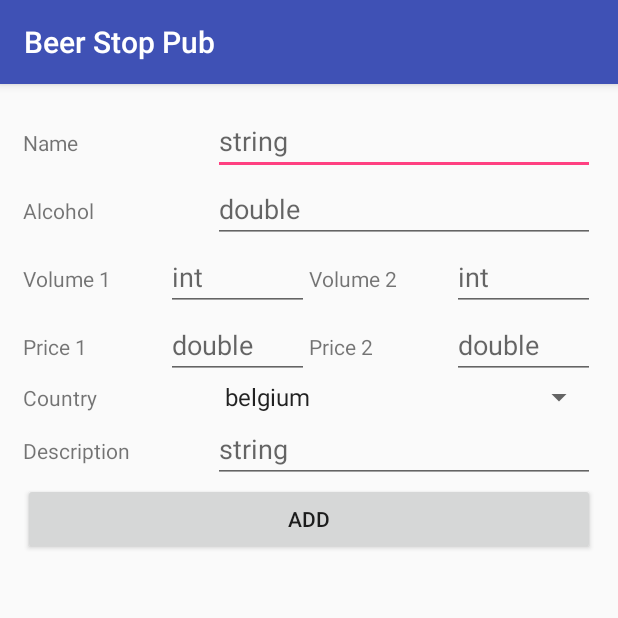
After one commit to labaks/firebase, an Android app: the AddItem screen opened directly, with no data from a screen before it, on a phone screen of 412 x 824 dp, the top half of it. The commit adds this screen. Run offline under Robolectric (Android 15) with nearby library versions, the phone set to English and light mode, and no system bars.

Commit message:
Start to add "add item" page

```diff
--- a/app/build.gradle
+++ b/app/build.gradle
@@ -27,8 +27,10 @@ dependencies {
     compile 'com.android.support:appcompat-v7:25.3.1'
     compile 'com.firebaseui:firebase-ui:0.6.2'
     compile 'com.squareup.picasso:picasso:2.5.2'
+    compile 'com.android.support.constraint:constraint-layout:+'
     testCompile 'junit:junit:4.12'
 }
 
 
+
 apply plugin: 'com.google.gms.google-services'
--- a/app/src/main/AndroidManifest.xml
+++ b/app/src/main/AndroidManifest.xml
@@ -10,7 +10,7 @@
         android:label="@string/app_name"
         android:supportsRtl="true"
         android:theme="@style/AppTheme">
-        <activity android:name="labaks.beerStopPub.MainActivity">
+        <activity android:name=".MainActivity">
             <intent-filter>
                 <action android:name="android.intent.action.MAIN" />
 
@@ -18,8 +18,9 @@
             </intent-filter>
         </activity>
         <activity
-            android:name="labaks.beerStopPub.itemProfile"
+            android:name=".ItemProfile"
             android:theme="@style/AppTheme.NoActionBar" />
+        <activity android:name=".AddItem"></activity>
     </application>
 
 </manifest>
--- /dev/null
+++ b/app/src/main/java/labaks/beerStopPub/AddItem.java
@@ -0,0 +1,106 @@
+package labaks.beerStopPub;
+
+import android.os.Bundle;
+import android.support.v7.app.AppCompatActivity;
+import android.text.TextUtils;
+import android.view.View;
+import android.widget.ArrayAdapter;
+import android.widget.Button;
+import android.widget.EditText;
+import android.widget.Spinner;
+import android.widget.Toast;
+
+public class AddItem extends AppCompatActivity {
+
+    private EditText et_Name, et_Alcohol, et_Price1, et_Price2, et_Volume1, et_Volume2, et_Description;
+    private Spinner sp_Country;
+    private Button btn_add;
+    private String[] countries = {"belgium", "bulgaria", "czech", "england", "germany"};
+    private boolean is_et_Name, is_et_Alcohol, is_et_Price1, is_et_Price2, is_et_Volume1, is_et_Volume2, is_et_Description, is_sp_Country;
+    private String name, alcoholStr, price1Str, price2Str, volume1Str, volume2Str, description, country;
+    private int volume1, volume2;
+    private double price1, price2, alcohol;
+
+
+    @Override
+    protected void onCreate(Bundle savedInstanceState) {
+        super.onCreate(savedInstanceState);
+        setContentView(R.layout.new_item);
+        is_et_Name = is_et_Alcohol = is_et_Price1 = is_et_Price2 = is_et_Volume1 = is_et_Volume2 = is_et_Description = is_sp_Country = false;
+
+        et_Name = (EditText) findViewById(R.id.et_name);
+        et_Alcohol = (EditText) findViewById(R.id.et_alcohol);
+        et_Price1 = (EditText) findViewById(R.id.et_price_1);
+        et_Price2 = (EditText) findViewById(R.id.et_price_2);
+        et_Volume1 = (EditText) findViewById(R.id.et_volume_1);
+        et_Volume2 = (EditText) findViewById(R.id.et_volume_2);
+        et_Description = (EditText) findViewById(R.id.et_description);
+        sp_Country = (Spinner) findViewById(R.id.spinner_country);
+        btn_add = (Button) findViewById(R.id.btn_add);
+
+        ArrayAdapter<String> countriesAdapter = new ArrayAdapter<String>(this, android.R.layout.simple_spinner_item, countries);
+        countriesAdapter.setDropDownViewResource(android.R.layout.simple_spinner_dropdown_item);
+        sp_Country.setAdapter(countriesAdapter);
+        sp_Country.setPrompt("Country");
+    }
+
+
+    public void addItem(View view) {
+        name = et_Name.getText().toString();
+        alcoholStr = et_Alcohol.getText().toString();
+        price1Str = et_Price1.getText().toString();
+        price2Str = et_Price2.getText().toString();
+        volume1Str = et_Volume1.getText().toString();
+        volume2Str = et_Volume2.getText().toString();
+        description = et_Description.getText().toString();
+        country = sp_Country.getSelectedItem().toString();
+
+        is_et_Name = !(TextUtils.isEmpty(name));
+        is_et_Alcohol = !(TextUtils.isEmpty(alcoholStr));
+        is_et_Price1 = !(TextUtils.isEmpty(price1Str));
+        is_et_Price2 = !(TextUtils.isEmpty(price2Str));
+        is_et_Volume1 = !(TextUtils.isEmpty(volume1Str));
+        is_et_Volume2 = !(TextUtils.isEmpty(volume2Str));
+        is_et_Description = !(TextUtils.isEmpty(description));
+        is_sp_Country = !(TextUtils.isEmpty(country));
+
+        if (is_et_Name) {
+
+        } else {
+            et_Name.setError("Required");
+        }
+
+        if (is_et_Alcohol) {
+
+        } else {
+            et_Alcohol.setError("Required");
+        }
+
+        if (is_et_Price1) {
+            price1 = Double.parseDouble(price1Str);
+        } else {
+            et_Price1.setError("Required");
+        }
+
+        if (is_et_Volume1) {
+            volume1 = Integer.parseInt(volume1Str);
+        } else {
+            et_Volume1.setError("Required");
+        }
+
+        if (is_et_Price2 && !is_et_Volume2) {
+            et_Volume2.setError("Required if price 2 is not empty");
+        } else if (!is_et_Price2 && is_et_Volume2) {
+            et_Price2.setError("Required if volume 2 is not empty");
+        } else if (is_et_Price2) {
+            if (is_et_Volume2) {
+                price2 = Double.parseDouble(price2Str);
+                volume2 = Integer.parseInt(volume2Str);
+            }
+        }
+
+        if (is_et_Name && is_et_Alcohol && is_et_Price1 && is_et_Volume1) {
+            Toast.makeText(this, "Added successfully", Toast.LENGTH_LONG).show();
+        }
+    }
+}
--- a/app/src/main/java/labaks/beerStopPub/itemProfile.java
+++ b/app/src/main/java/labaks/beerStopPub/ItemProfile.java
@@ -18,7 +18,7 @@ import com.google.firebase.storage.FirebaseStorage;
 import com.google.firebase.storage.StorageReference;
 import com.squareup.picasso.Picasso;
 
-public class itemProfile extends AppCompatActivity {
+public class ItemProfile extends AppCompatActivity {
 
     private Toolbar toolbar;
     private Item item;
--- a/app/src/main/res/layout/activity_item_profile.xml
+++ b/app/src/main/res/layout/activity_item_profile.xml
@@ -5,7 +5,7 @@
     android:id="@+id/activity_item_profile"
     android:layout_width="match_parent"
     android:layout_height="match_parent"
-    tools:context="labaks.beerStopPub.itemProfile">
+    tools:context="labaks.beerStopPub.ItemProfile">
 
     <android.support.v7.widget.Toolbar
         android:id="@+id/toolbar"
--- /dev/null
+++ b/app/src/main/res/layout/new_item.xml
@@ -0,0 +1,169 @@
+<?xml version="1.0" encoding="utf-8"?>
+<ScrollView xmlns:android="http://schemas.android.com/apk/res/android"
+    xmlns:tools="http://schemas.android.com/tools"
+    android:layout_width="match_parent"
+    android:layout_height="match_parent"
+    tools:context="labaks.beerStopPub.AddItem">
+
+    <LinearLayout
+        android:layout_width="match_parent"
+        android:layout_height="wrap_content"
+        android:orientation="vertical"
+        android:padding="15dp">
+
+        <LinearLayout
+            android:layout_width="match_parent"
+            android:layout_height="wrap_content">
+
+            <TextView
+                android:layout_width="0dp"
+                android:layout_height="wrap_content"
+                android:layout_weight="1"
+                android:text="Name" />
+
+            <EditText
+                android:id="@+id/et_name"
+                android:layout_width="0dp"
+                android:layout_height="wrap_content"
+                android:layout_weight="2"
+                android:hint="string"
+                android:inputType="textCapWords" />
+
+        </LinearLayout>
+
+        <LinearLayout
+            android:layout_width="match_parent"
+            android:layout_height="wrap_content">
+
+            <TextView
+                android:layout_width="0dp"
+                android:layout_height="wrap_content"
+                android:layout_weight="1"
+                android:text="Alcohol" />
+
+            <EditText
+                android:id="@+id/et_alcohol"
+                android:layout_width="0dp"
+                android:layout_height="wrap_content"
+                android:layout_weight="2"
+                android:hint="double"
+                android:inputType="number" />
+
+        </LinearLayout>
+
+        <LinearLayout
+            android:layout_width="match_parent"
+            android:layout_height="wrap_content">
+
+            <TextView
+                android:layout_width="0dp"
+                android:layout_height="wrap_content"
+                android:layout_weight="1"
+                android:text="Volume 1" />
+
+            <EditText
+                android:id="@+id/et_volume_1"
+                android:layout_width="0dp"
+                android:layout_height="wrap_content"
+                android:layout_weight="1"
+                android:hint="int"
+                android:inputType="number" />
+
+            <TextView
+                android:layout_width="0dp"
+                android:layout_height="wrap_content"
+                android:layout_weight="1"
+                android:text="Volume 2" />
+
+            <EditText
+                android:id="@+id/et_volume_2"
+                android:layout_width="0dp"
+                android:layout_height="wrap_content"
+                android:layout_weight="1"
+                android:hint="int"
+                android:inputType="number" />
+
+
+        </LinearLayout>
+
+        <LinearLayout
+            android:layout_width="match_parent"
+            android:layout_height="wrap_content">
+
+            <TextView
+                android:layout_width="0dp"
+                android:layout_height="wrap_content"
+                android:layout_weight="1"
+                android:text="Price 1" />
+
+            <EditText
+                android:id="@+id/et_price_1"
+                android:layout_width="0dp"
+                android:layout_height="wrap_content"
+                android:layout_weight="1"
+                android:hint="double"
+                android:inputType="number" />
+
+            <TextView
+                android:layout_width="0dp"
+                android:layout_height="wrap_content"
+                android:layout_weight="1"
+                android:text="Price 2" />
+
+            <EditText
+                android:id="@+id/et_price_2"
+                android:layout_width="0dp"
+                android:layout_height="wrap_content"
+                android:layout_weight="1"
+                android:hint="double"
+                android:inputType="number" />
+
+        </LinearLayout>
+
+        <LinearLayout
+            android:layout_width="match_parent"
+            android:layout_height="wrap_content">
+
+            <TextView
+                android:layout_width="0dp"
+                android:layout_height="wrap_content"
+                android:layout_weight="1"
+                android:text="Country" />
+
+            <Spinner
+                android:id="@+id/spinner_country"
+                android:layout_width="0dp"
+                android:layout_height="wrap_content"
+                android:layout_weight="2" />
+
+        </LinearLayout>
+
+        <LinearLayout
+            android:layout_width="match_parent"
+            android:layout_height="wrap_content">
+
+            <TextView
+                android:layout_width="0dp"
+                android:layout_height="wrap_content"
+                android:layout_weight="1"
+                android:text="Description" />
+
+            <EditText
+                android:id="@+id/et_description"
+                android:layout_width="0dp"
+                android:layout_height="wrap_content"
+                android:layout_weight="2"
+                android:hint="string"
+                android:inputType="textCapSentences" />
+
+        </LinearLayout>
+
+        <Button
+            android:id="@+id/btn_add"
+            android:layout_width="match_parent"
+            android:layout_height="wrap_content"
+            android:onClick="addItem"
+            android:text="Add" />
+
+    </LinearLayout>
+</ScrollView>
--- a/app/src/main/res/menu/menu.xml
+++ b/app/src/main/res/menu/menu.xml
@@ -1,6 +1,10 @@
 <?xml version="1.0" encoding="utf-8"?>
 <menu xmlns:android="http://schemas.android.com/apk/res/android"
     xmlns:app="http://schemas.android.com/apk/res-auto">
+    <item
+        android:id="@+id/menu_add"
+        android:icon="@drawable/ic_add"
+        app:showAsAction="always" />
     <item
         android:id="@+id/menu_filter"
         android:icon="@drawable/filter"
```
Also changed, not shown: app/src/main/java/labaks/beerStopPub/MainActivity.java (+14 -3 lines), app/src/main/res/drawable-hdpi/ic_add.png (added), app/src/main/res/drawable-mdpi/ic_add.png (added), app/src/main/res/drawable-xhdpi/ic_add.png (added), app/src/main/res/drawable-xxhdpi/ic_add.png (added).
